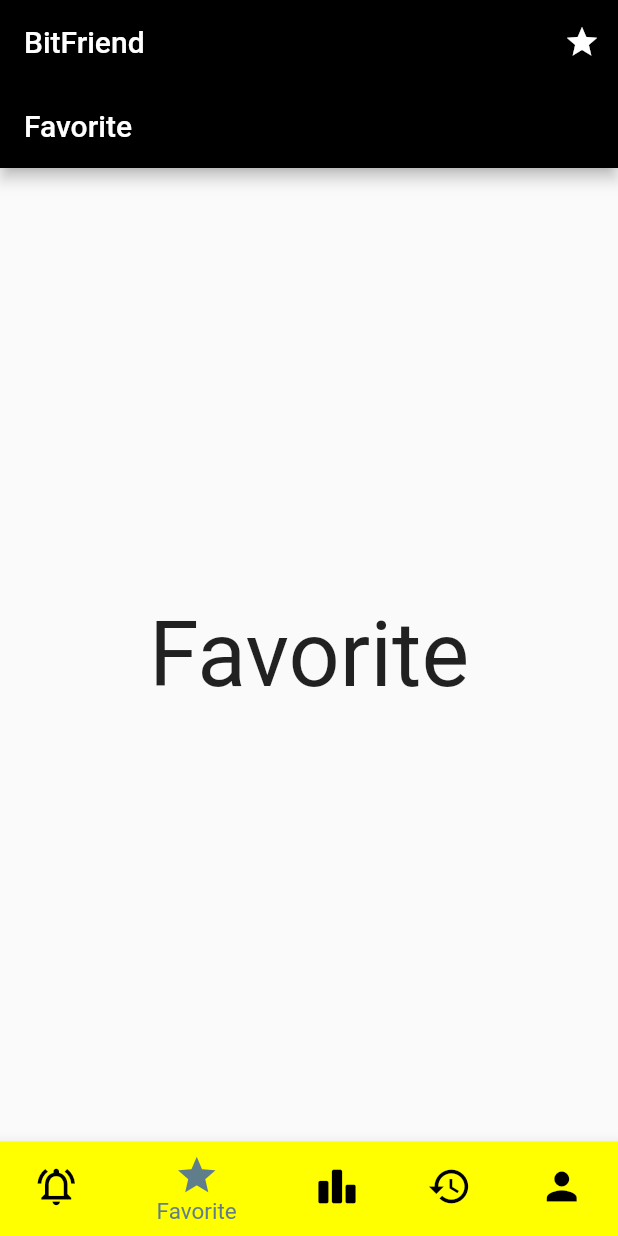
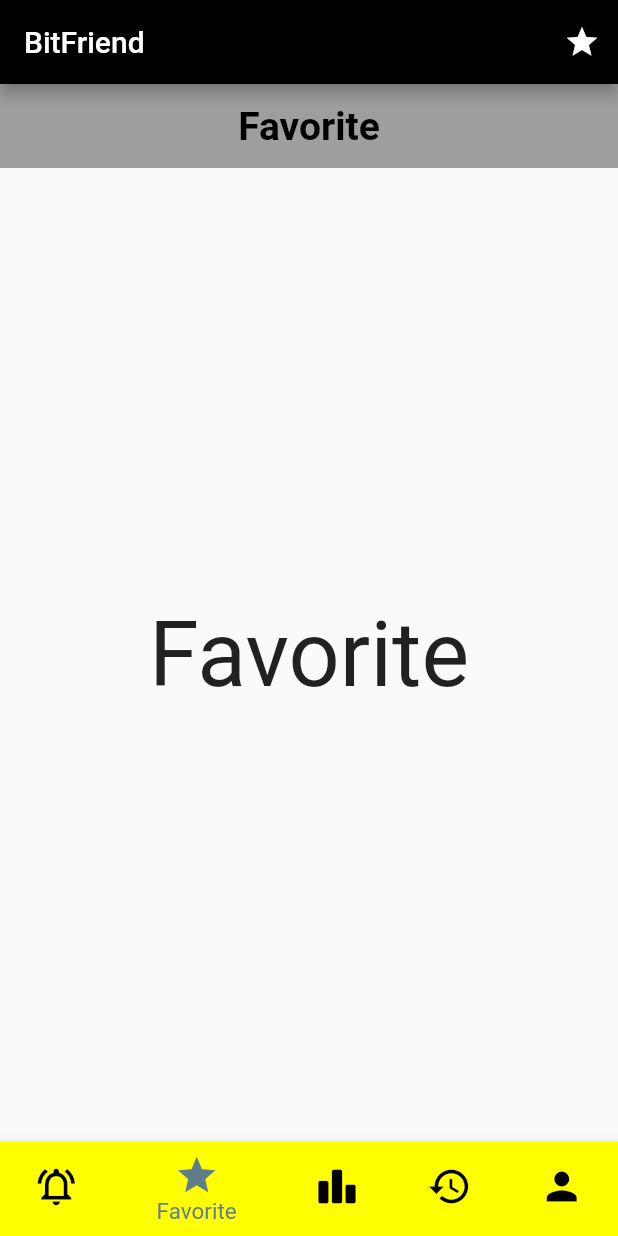
Before and after one commit to Yukonthornchu/untitled, a Flutter app: the screen it shows after launch, item 2 of the bottom bar chosen, on a phone screen of 412 x 824 dp. Run offline on Flutter 3.47's test engine with Material 2 defaults, Android fonts, the phone set to English and light mode, and no system bars; our stand-ins replace firebase_auth, firebase_core, form_field_validator, snippet_coder_utils; missing offline and left inert: api_cache_manager, dart:html, favorite_button, firebase_core_web; accounts and stored records are empty; network calls fail.

Commit message:
BitFriend updateล่าสุด 10/03/2022

```diff
--- a/lib/main.dart
+++ b/lib/main.dart
@@ -1,3 +1,5 @@
+
+
 import 'package:flutter/material.dart';
 import 'package:untitled/screen/home.dart';
 import 'package:untitled/screen/login.dart';
--- a/lib/screen/favorite.dart
+++ b/lib/screen/favorite.dart
@@ -1,24 +1,45 @@
+import 'package:flutter/cupertino.dart';
 import 'package:flutter/material.dart';
 
 class favorite extends StatefulWidget {
+
   const favorite({Key? key}) : super(key: key);
+
 
   @override
   _favoriteState createState() => _favoriteState();
+
 }
 
 class _favoriteState extends State<favorite> {
   @override
+
+
   Widget build(BuildContext context) {
     return Scaffold(
-      appBar: AppBar(
-        title: Text('Favorite'),
-        backgroundColor: Colors.black,
-      ),
-      body: Center(
-        child: Text(
-          'Favorite',
-          style: TextStyle(fontSize: 60),
+      body: NestedScrollView(
+        floatHeaderSlivers: true,
+        headerSliverBuilder: (context, innerBoxIsScrolled) => [
+          SliverAppBar(
+            backgroundColor: Colors.grey,
+          //สีขาว Theme.of(context).scaffoldBackgroundColor
+            title: Text('Favorite',
+                style: TextStyle(
+                    color: Colors.black,
+                    fontSize: 26,
+                    fontWeight: FontWeight.bold)),
+            // pinned: true,
+
+            snap: true,
+            centerTitle: true,
+            floating: true,
+          ),
+        ],
+        body: Center(
+          child: Text(
+            'Favorite',
+            style: TextStyle(fontSize: 60),
+          ),
         ),
       ),
     );
--- a/pubspec.yaml
+++ b/pubspec.yaml
@@ -40,6 +40,7 @@ dependencies:
   firebase_core_web: ^1.5.4
   cloud_firestore: ^3.1.7
   http: ^0.13.4
+  #http: ^0.12.0+2
   firebase: ^9.0.2
   curved_navigation_bar: ^1.0.2
   provider: ^6.0.2
@@ -47,6 +48,10 @@ dependencies:
   snippet_coder_utils: ^1.0.10
   shared_preferences: ^2.0.13
   convert: ^3.0.1
+  #crypto: ^2.1.3
+  json_serializable: ^3.2.3
+  favorite_button: ^0.0.4
+  english_words: ^3.1.5
 
 
 
```
Also changed, not shown: lib/api_provider.dart (+11 -11 lines), lib/screen/history.dart (+52 -5 lines), lib/screen/login.dart (+21 -21 lines), lib/screen/market.dart (+105 -30 lines), pubspec.lock.
